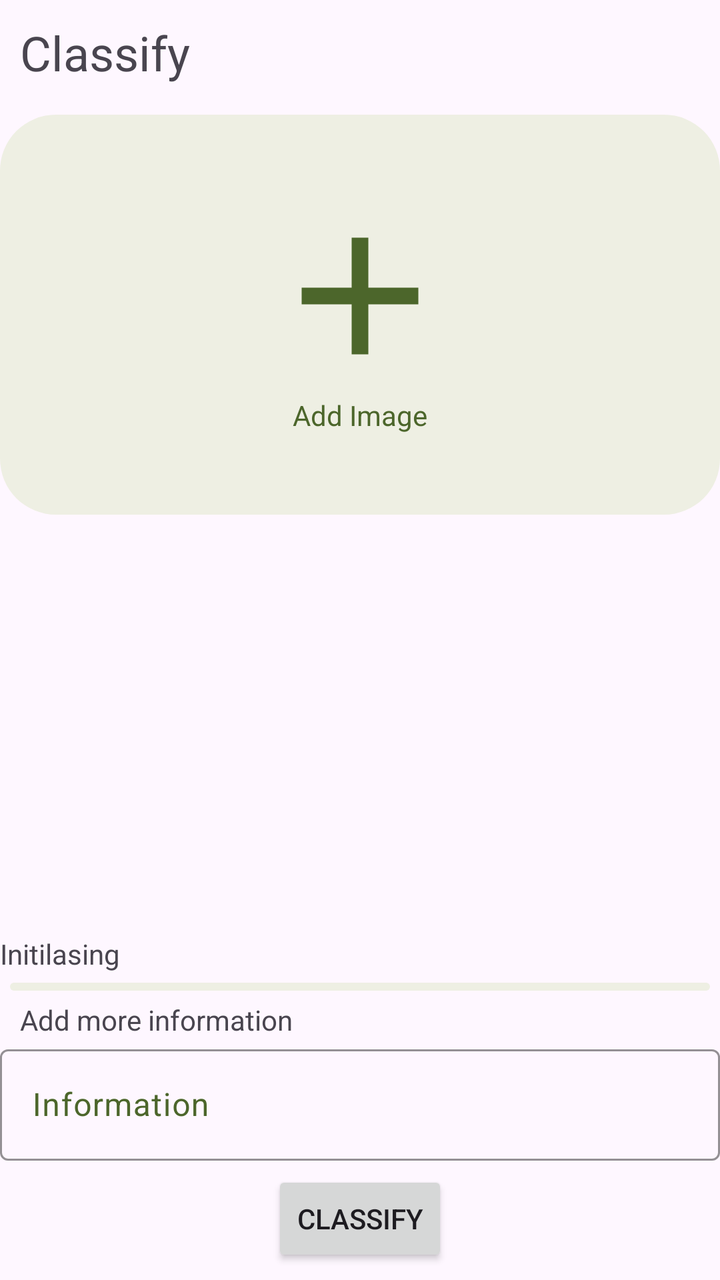
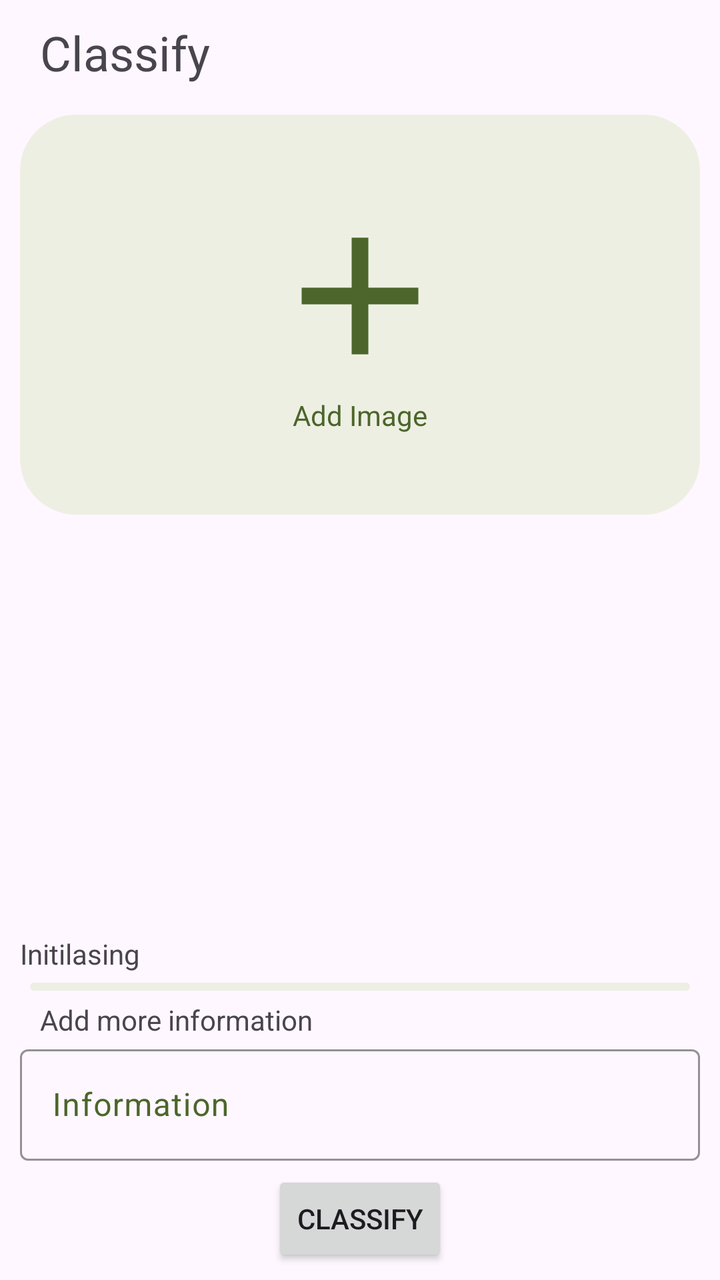

Two renders of the same Android screen: before a commit and after it. Below are the layout's source before the change and the commit's diff.
<!-- AndroidManifest.xml: application theme Theme.Task82HD -->
<!-- res/layout/fragment_classify.xml -->
<?xml version="1.0" encoding="utf-8"?>
<LinearLayout xmlns:android="http://schemas.android.com/apk/res/android"
    xmlns:tools="http://schemas.android.com/tools"
    android:layout_width="match_parent"
    android:layout_height="match_parent"
    xmlns:app="http://schemas.android.com/apk/res-auto"
    tools:context=".Fragment.ClassifyFragment"
    android:orientation="vertical">

    <TextView
        android:layout_width="match_parent"
        android:layout_height="wrap_content"
        android:text="@string/classify_nav"
        android:paddingTop="@dimen/standard_padding"
        android:paddingBottom="@dimen/standard_padding"
        style="@style/App.Title"
        android:paddingStart="@dimen/standard_padding"/>

    <androidx.constraintlayout.widget.ConstraintLayout
        android:layout_width="match_parent"
        android:layout_marginTop="@dimen/margin_small"
        android:background="@drawable/background"
        android:layout_height="200dp"
        android:id="@+id/add_image">

        <LinearLayout
            android:layout_width="wrap_content"
            android:layout_height="wrap_content"
            android:orientation="vertical"
            app:layout_constraintStart_toStartOf="parent"
            app:layout_constraintEnd_toEndOf="parent"
            app:layout_constraintBottom_toBottomOf="parent"
            app:layout_constraintTop_toTopOf="parent">
            <ImageView
                android:layout_width="100dp"
                android:layout_height="100dp"
                android:layout_gravity="center"
                android:src="@drawable/outline_add_24"/>
            <TextView
                android:layout_width="wrap_content"
                android:layout_height="wrap_content"
                android:layout_gravity="center"
                android:textColor="@color/md_theme_primary"
                android:text="@string/add_image"/>
        </LinearLayout>
        <ImageView
            android:layout_width="match_parent"
            android:layout_height="match_parent"
            android:id="@+id/user_image"
            />
    </androidx.constraintlayout.widget.ConstraintLayout>

    <androidx.recyclerview.widget.RecyclerView
        android:layout_width="match_parent"
        android:layout_height="200dp"
        android:layout_marginTop="@dimen/margin_large"
        app:layoutManager="androidx.recyclerview.widget.LinearLayoutManager"
        android:id="@+id/chat_recycler"/>

    <TextView
        android:layout_width="match_parent"
        android:layout_height="wrap_content"
        android:text="Initilasing"
        android:id="@+id/status_text" />
    <com.google.android.material.progressindicator.LinearProgressIndicator
        android:layout_width="match_parent"
        android:layout_height="wrap_content"
        app:trackColor="@color/md_theme_surfaceContainer"
        app:indicatorColor="@color/md_theme_primary"
        android:layout_margin="@dimen/margin_small"
        android:indeterminate="true"
        android:id="@+id/loading_bar"/>

    <TextView
        android:layout_width="wrap_content"
        android:layout_height="wrap_content"
        android:text="@string/more_info"
        android:paddingStart="@dimen/standard_padding"/>


    <com.google.android.material.textfield.TextInputLayout
        android:layout_width="match_parent"
        android:layout_height="wrap_content"
        android:hint="Information">

        <com.google.android.material.textfield.TextInputEditText
            android:layout_width="match_parent"
            android:layout_height="wrap_content"
            android:id="@+id/information_text"/>
    </com.google.android.material.textfield.TextInputLayout>

    <Button
        android:layout_width="wrap_content"
        android:layout_height="wrap_content"
        android:layout_gravity="center"
        android:layout_marginTop="@dimen/margin_small"
        android:id="@+id/classify_button"
        android:text="Classify"/>



</LinearLayout>
<!-- resources referenced by this layout -->
<resources>
  <color name="md_theme_primary">#4C662B</color>
  <color name="md_theme_surfaceContainer">#EEEFE3</color>
  <dimen name="margin_large">10dp</dimen>
  <dimen name="margin_small">5dp</dimen>
  <dimen name="standard_padding">10dp</dimen>
  <!-- drawable background (drawable) -->
  <?xml version="1.0" encoding="utf-8"?>
  <shape xmlns:android="http://schemas.android.com/apk/res/android"
      android:shape="rectangle">
  
      <solid android:color="@color/md_theme_surfaceContainer" />
  
      <corners android:radius="@dimen/corner_radius_big" />
  </shape>
  <!-- drawable outline_add_24 (drawable) -->
  <vector xmlns:android="http://schemas.android.com/apk/res/android" android:height="24dp" android:tint="@color/md_theme_primary" android:viewportHeight="960" android:viewportWidth="960" android:width="24dp">
        
      <path android:fillColor="@android:color/white" android:pathData="M440,520L200,520L200,440L440,440L440,200L520,200L520,440L760,440L760,520L520,520L520,760L440,760L440,520Z"/>
      
  </vector>
  <string name="add_image">Add Image</string>
  <string name="classify_nav">Classify</string>
  <string name="more_info">Add more information</string>
  <style name="App.Title" parent="Widget.AppCompat.TextView">
          <item name="fontWeight">700</item>
          <item name="android:textSize">@dimen/text_title</item>
          <item name="paddingStart">@dimen/standard_padding</item>
      </style>
  <style name="Theme.Task82HD" parent="Base.Theme.Task82HD" />
  <dimen name="corner_radius_big">28dp</dimen>
  <dimen name="text_title">24sp</dimen>
  <style name="Base.Theme.Task82HD" parent="Theme.Material3.DayNight.NoActionBar">
  
          <item name="materialButtonStyle">@style/App.Button</item>
          <item name="textInputStyle">@style/App.TextInputLayout.OutlinedBox</item>
          <item name="switchStyle">@style/App.Switch</item>
      </style>
  <style name="App.Button" parent="Widget.Material3.Button">
          <item name="backgroundTint">@color/md_theme_primary</item>
          <item name="android:textAllCaps">false</item>
          <item name="cornerRadius">12dp</item>
          <item name="background">@drawable/background_primary</item>
      </style>
  <style name="App.TextInputLayout.OutlinedBox" parent="Widget.Material3.TextInputLayout.OutlinedBox">
          <item name="boxStrokeColor">@color/md_theme_primary</item>
          <item name="hintTextColor">@color/md_theme_primary</item>
          <item name="android:textColor">@color/md_theme_primary</item>
  
          <item name="android:textColorHint">@color/md_theme_primary</item>
      </style>
  <style name="App.Switch" parent="Widget.MaterialComponents.CompoundButton.Switch">
          <item name="thumbTint">@color/md_theme_primary</item>
          <item name="trackTint">@color/md_theme_surfaceDim</item>
      </style>
  <!-- drawable background_primary (drawable) -->
  <?xml version="1.0" encoding="utf-8"?>
  <shape xmlns:android="http://schemas.android.com/apk/res/android"
      android:shape="rectangle">
  
      <solid android:color="@color/md_theme_primary" />
  
      <corners android:radius="@dimen/corner_radius_big" />
  </shape>
  <color name="md_theme_surfaceDim">#DADBD0</color>
</resources>

<!-- the commit's change to res/layout/fragment_classify.xml (unified diff, before → after) -->
@@ -3,6 +3,8 @@
     xmlns:tools="http://schemas.android.com/tools"
     android:layout_width="match_parent"
     android:layout_height="match_parent"
+    android:paddingStart="@dimen/standard_padding"
+    android:paddingEnd="@dimen/standard_padding"
     xmlns:app="http://schemas.android.com/apk/res-auto"
     tools:context=".Fragment.ClassifyFragment"
     android:orientation="vertical">
